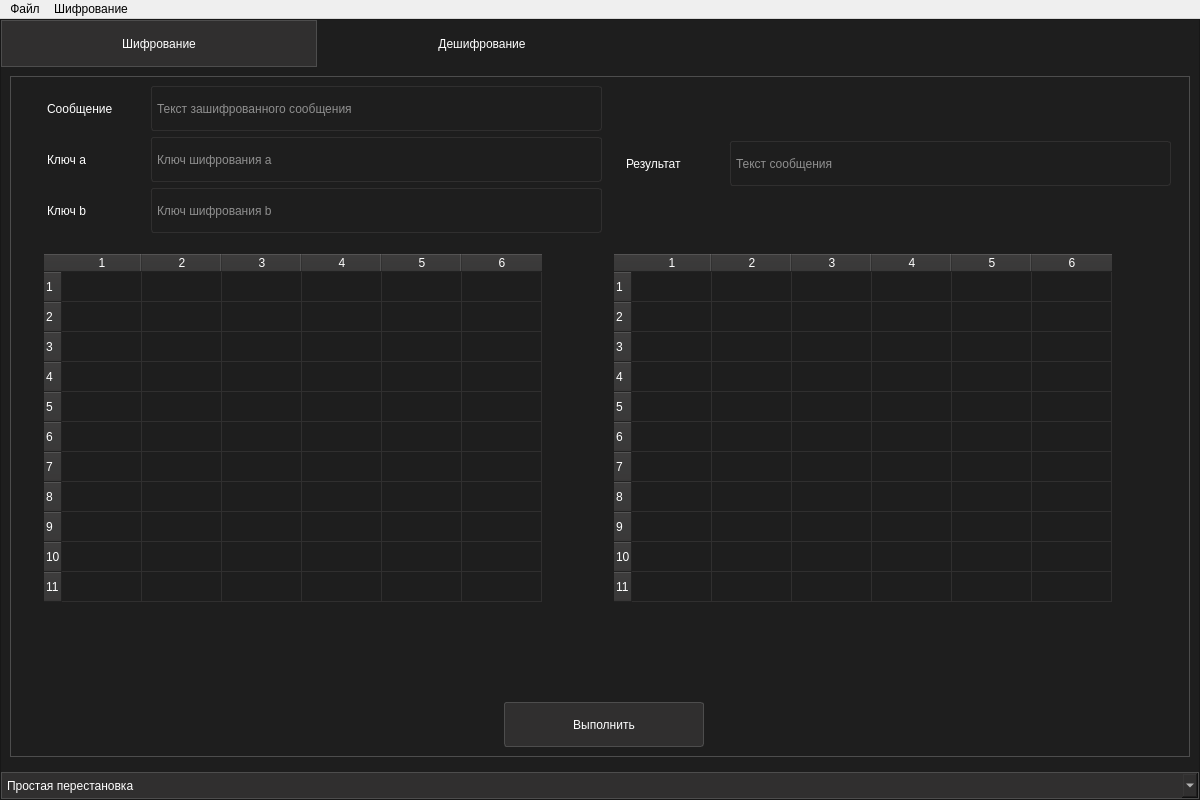
Old version of the form View/DesignUI/main_window.ui in the repository Aiow-dev/MCryptApp.
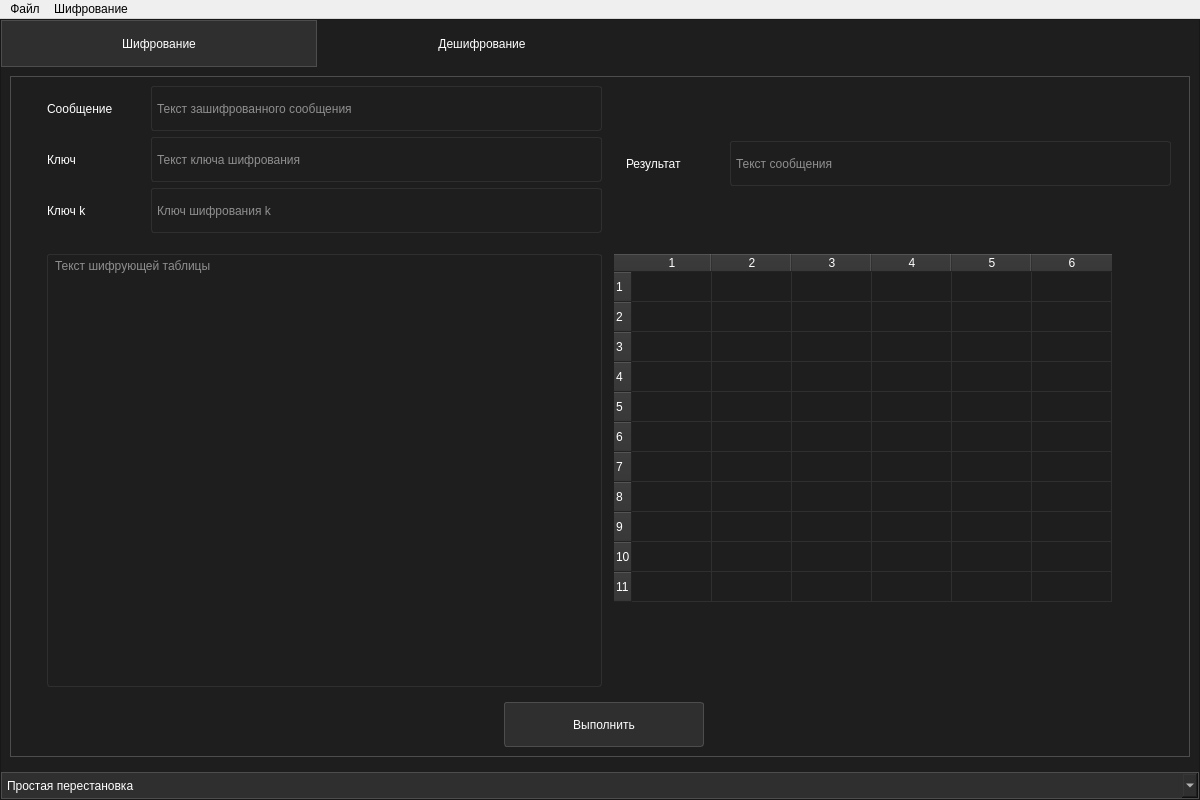
New version of the form. The open tabs and pages were chosen to show the change.

```diff
--- a/View/DesignUI/main_window.ui
+++ b/View/DesignUI/main_window.ui
@@ -5983,9 +5983,9 @@
               <attribute name="title">
                <string>Дешифрование</string>
               </attribute>
-              <layout class="QHBoxLayout" name="horizontalLayout_82">
+              <layout class="QHBoxLayout" name="horizontalLayout_90">
                <item>
-                <widget class="QFrame" name="dec_acs_2">
+                <widget class="QFrame" name="dec_kcs">
                  <property name="styleSheet">
                   <string notr="true">QFrame {
 	border: 1px solid rgb(77, 77, 77);
@@ -6017,7 +6017,7 @@
                     <property name="frameShadow">
                      <enum>QFrame::Raised</enum>
                     </property>
-                    <layout class="QHBoxLayout" name="horizontalLayout_83">
+                    <layout class="QHBoxLayout" name="horizontalLayout_82">
                      <property name="topMargin">
                       <number>0</number>
                      </property>
@@ -6028,7 +6028,7 @@
                       <number>0</number>
                      </property>
                      <item alignment="Qt::AlignTop">
-                      <widget class="QFrame" name="dec_acs_in_frame_2">
+                      <widget class="QFrame" name="dec_kcs_in_frame">
                        <property name="maximumSize">
                         <size>
                          <width>16777215</width>
@@ -6054,7 +6054,86 @@
                          <number>0</number>
                         </property>
                         <item>
-                         <widget class="QFrame" name="dec_acs_msg_frame_2">
+                         <widget class="QFrame" name="dec_kcs_msg_frame">
+                          <property name="maximumSize">
+                           <size>
+                            <width>16777215</width>
+                            <height>45</height>
+                           </size>
+                          </property>
+                          <property name="styleSheet">
+                           <string notr="true">QFrame {
+	border: none;
+}</string>
+                          </property>
+                          <property name="frameShape">
+                           <enum>QFrame::StyledPanel</enum>
+                          </property>
+                          <property name="frameShadow">
+                           <enum>QFrame::Raised</enum>
+                          </property>
+                          <layout class="QHBoxLayout" name="horizontalLayout_83">
+                           <property name="topMargin">
+                            <number>0</number>
+                           </property>
+                           <property name="rightMargin">
+                            <number>0</number>
+                           </property>
+                           <property name="bottomMargin">
+                            <number>0</number>
+                           </property>
+                           <item>
+                            <widget class="QLabel" name="dec_kcs_msg_lbl">
+                             <property name="minimumSize">
+                              <size>
+                               <width>80</width>
+                               <height>45</height>
+                              </size>
+                             </property>
+                             <property name="styleSheet">
+                              <string notr="true">QLabel {
+	color: rgb(255, 255, 255);
+}</string>
+                             </property>
+                             <property name="text">
+                              <string>Сообщение</string>
+                             </property>
+                            </widget>
+                           </item>
+                           <item>
+                            <widget class="QLineEdit" name="dec_kcs_msg_txt">
+                             <property name="minimumSize">
+                              <size>
+                               <width>0</width>
+                               <height>45</height>
+                              </size>
+                             </property>
+                             <property name="styleSheet">
+                              <string notr="true">QLineEdit {
+	border: 1px solid rgb(48, 47, 47);
+	border-radius: 3px;
+	margin: 0 0 0 18px;
+	padding: 0 3px;
+	color: rgb(255, 255, 255);
+}
+
+QLineEdit:focus {
+	border: 1px solid rgb(77, 77, 77);
+}</string>
+                             </property>
+                             <property name="placeholderText">
+                              <string>Текст зашифрованного сообщения</string>
+                             </property>
+                             <property name="clearButtonEnabled">
+                              <bool>true</bool>
+                             </property>
+                            </widget>
+                           </item>
+                          </layout>
+                         </widget>
+                        </item>
+                        <item>
+                         <widget class="QFrame" name="dec_kcs_key_frame">
                           <property name="maximumSize">
                            <size>
                             <width>16777215</width>
@@ -6096,7 +6175,7 @@
 }</string>
                              </property>
                              <property name="text">
-                              <string>Сообщение</string>
+                              <string>Ключ</string>
                              </property>
                             </widget>
                            </item>
@@ -6122,7 +6201,7 @@
 }</string>
                              </property>
                              <property name="placeholderText">
-                              <string>Текст зашифрованного сообщения</string>
+                              <string>Текст ключа шифрования</string>
                              </property>
                              <property name="clearButtonEnabled">
                               <bool>true</bool>
@@ -6175,7 +6254,7 @@
 }</string>
                              </property>
                              <property name="text">
-                              <string>Ключ a</string>
+                              <string>Ключ k</string>
                              </property>
                             </widget>
                            </item>
@@ -6201,86 +6280,7 @@
 }</string>
                              </property>
                              <property name="placeholderText">
-                              <string>Ключ шифрования a</string>
-                             </property>
-                             <property name="clearButtonEnabled">
-                              <bool>true</bool>
-                             </property>
-                            </widget>
-                           </item>
-                          </layout>
-                         </widget>
-                        </item>
-                        <item>
-                         <widget class="QFrame" name="dec_acs_key_b_frame_2">
-                          <property name="maximumSize">
-                           <size>
-                            <width>16777215</width>
-                            <height>45</height>
-                           </size>
-                          </property>
-                          <property name="styleSheet">
-                           <string notr="true">QFrame {
-	border: none;
-}</string>
-                          </property>
-                          <property name="frameShape">
-                           <enum>QFrame::StyledPanel</enum>
-                          </property>
-                          <property name="frameShadow">
-                           <enum>QFrame::Raised</enum>
-                          </property>
-                          <layout class="QHBoxLayout" name="horizontalLayout_86">
-                           <property name="topMargin">
-                            <number>0</number>
-                           </property>
-                           <property name="rightMargin">
-                            <number>0</number>
-                           </property>
-                           <property name="bottomMargin">
-                            <number>0</number>
-                           </property>
-                           <item>
-                            <widget class="QLabel" name="dec_acs_key_b_lbl_2">
-                             <property name="minimumSize">
-                              <size>
-                               <width>80</width>
-                               <height>45</height>
-                              </size>
-                             </property>
-                             <property name="styleSheet">
-                              <string notr="true">QLabel {
-	color: rgb(255, 255, 255);
-}</string>
-                             </property>
-                             <property name="text">
-                              <string>Ключ b</string>
-                             </property>
-                            </widget>
-                           </item>
-                           <item>
-                            <widget class="QLineEdit" name="dec_acs_key_b_txt_2">
-                             <property name="minimumSize">
-                              <size>
-                               <width>0</width>
-                               <height>45</height>
-                              </size>
-                             </property>
-                             <property name="styleSheet">
-                              <string notr="true">QLineEdit {
-	border: 1px solid rgb(48, 47, 47);
-	border-radius: 3px;
-	margin: 0 0 0 18px;
-	padding: 0 3px;
-	color: rgb(255, 255, 255);
-}
-
-QLineEdit:focus {
-	border: 1px solid rgb(77, 77, 77);
-}</string>
-                             </property>
-                             <property name="placeholderText">
-                              <string>Ключ шифрования b</string>
+                              <string>Ключ шифрования k</string>
                              </property>
                              <property name="clearButtonEnabled">
                               <bool>true</bool>
@@ -6347,7 +6347,7 @@
                           <property name="frameShadow">
                            <enum>QFrame::Raised</enum>
                           </property>
-                          <layout class="QHBoxLayout" name="horizontalLayout_87">
+                          <layout class="QHBoxLayout" name="horizontalLayout_86">
                            <item>
                             <widget class="QLabel" name="dec_acs_oc_lbl_2">
                              <property name="minimumSize">
@@ -6420,7 +6420,7 @@
                     <property name="frameShadow">
                      <enum>QFrame::Raised</enum>
                     </property>
-                    <layout class="QHBoxLayout" name="horizontalLayout_88">
+                    <layout class="QHBoxLayout" name="horizontalLayout_87">
                      <property name="topMargin">
                       <number>0</number>
                      </property>
@@ -6431,7 +6431,7 @@
                       <number>0</number>
                      </property>
                      <item>
-                      <widget class="QFrame" name="dec_acs_ot_frame_2">
+                      <widget class="QFrame" name="dec_kcs_ot_frame">
                        <property name="styleSheet">
                         <string notr="true">QFrame {
 	border: none;
@@ -6443,12 +6443,12 @@
                        <property name="frameShadow">
                         <enum>QFrame::Raised</enum>
                        </property>
-                       <layout class="QHBoxLayout" name="horizontalLayout_89">
+                       <layout class="QHBoxLayout" name="horizontalLayout_88">
                         <property name="topMargin">
                          <number>6</number>
                         </property>
                         <item>
-                         <widget class="QFrame" name="dec_acs_twn_frame_2">
+                         <widget class="QFrame" name="dec_kcs_tsb_frame">
                           <property name="styleSheet">
                            <string notr="true">QFrame {
 	border: none;
@@ -6461,9 +6461,6 @@
                            <enum>QFrame::Raised</enum>
                           </property>
                           <layout class="QVBoxLayout" name="verticalLayout_45">
-                           <property name="leftMargin">
-                            <number>6</number>
-                           </property>
                            <property name="topMargin">
                             <number>0</number>
                            </property>
@@ -6474,53 +6471,25 @@
                             <number>0</number>
                            </property>
                            <item>
-                            <widget class="QTableWidget" name="dec_acs_twn_table_2">
+                            <widget class="QTextEdit" name="dec_kcs_tsb_text">
                              <property name="styleSheet">
-                              <string notr="true">QTableWidget {
-	gridline-color: rgb(48, 47, 47);
-}
-
-QHeaderView::section {
+                              <string notr="true">QTextEdit {
+	border: 1px solid rgb(48, 47, 47);
+	border-radius: 3px;
+	padding: 0 3px;
 	color: rgb(255, 255, 255);
-	background-color: rgb(48, 47, 47);
 }
 
-QTableCornerButton::section {
-	background-color: rgb(48, 47, 47);
+QTextEdit:focus {
+	border: 1px solid rgb(77, 77, 77);
 }</string>
                              </property>
-                             <property name="autoScroll">
+                             <property name="readOnly">
                               <bool>true</bool>
                              </property>
-                             <property name="editTriggers">
-                              <set>QAbstractItemView::NoEditTriggers</set>
+                             <property name="placeholderText">
+                              <string>Текст шифрующей таблицы</string>
                              </property>
-                             <property name="rowCount">
-                              <number>11</number>
-                             </property>
-                             <property name="columnCount">
-                              <number>6</number>
-                             </property>
-                             <attribute name="horizontalHeaderDefaultSectionSize">
-                              <number>80</number>
-                             </attribute>
-                             <row/>
-                             <row/>
-                             <row/>
-                             <row/>
-                             <row/>
-                             <row/>
-                             <row/>
-                             <row/>
-                             <row/>
-                             <row/>
-                             <row/>
-                             <column/>
-                             <column/>
-                             <column/>
-                             <column/>
-                             <column/>
-                             <column/>
                             </widget>
                            </item>
                           </layout>
@@ -6624,7 +6593,7 @@
                     <property name="frameShadow">
                      <enum>QFrame::Raised</enum>
                     </property>
-                    <layout class="QHBoxLayout" name="horizontalLayout_90">
+                    <layout class="QHBoxLayout" name="horizontalLayout_89">
                      <property name="topMargin">
                       <number>0</number>
                      </property>
```
Left out of the diff: 132 changed lines with no effect on the pictures.
